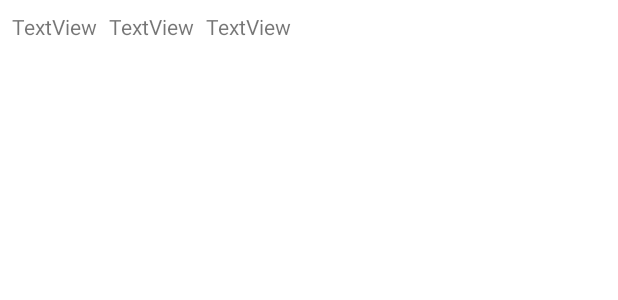
After one commit to JellyRollJunior/sample-code-dump, an Android app: the layout layout_sample_eleven.xml on its own in the app's theme, with its tools: preview values and no code run, on a phone screen of 412 x 824 dp. The commit adds this screen. Shown: the top 300 px of the screen. Run offline under Robolectric (Android 15) with nearby library versions, the phone set to English and light mode, and no system bars.

```diff
--- /dev/null
+++ b/app/src/main/res/layout/layout_sample_eleven.xml
@@ -0,0 +1,37 @@
+<?xml version="1.0" encoding="utf-8"?>
+<androidx.constraintlayout.widget.ConstraintLayout xmlns:android="http://schemas.android.com/apk/res/android"
+    xmlns:app="http://schemas.android.com/apk/res-auto"
+    xmlns:tools="http://schemas.android.com/tools"
+    android:layout_width="match_parent"
+    android:layout_height="match_parent">
+
+    <TextView
+        android:id="@+id/tvLeftSampleEleven"
+        android:layout_width="wrap_content"
+        android:layout_height="wrap_content"
+        android:layout_marginStart="8dp"
+        android:layout_marginTop="8dp"
+        android:text="TextView"
+        app:layout_constraintStart_toStartOf="parent"
+        app:layout_constraintTop_toTopOf="parent" />
+
+    <TextView
+        android:id="@+id/tvMiddleSampleEleven"
+        android:layout_width="wrap_content"
+        android:layout_height="wrap_content"
+        android:layout_marginStart="8dp"
+        android:layout_marginTop="8dp"
+        android:text="TextView"
+        app:layout_constraintStart_toEndOf="@+id/tvLeftSampleEleven"
+        app:layout_constraintTop_toTopOf="parent" />
+
+    <TextView
+        android:id="@+id/tvRightSampleEleven"
+        android:layout_width="wrap_content"
+        android:layout_height="wrap_content"
+        android:layout_marginStart="8dp"
+        android:layout_marginTop="8dp"
+        android:text="TextView"
+        app:layout_constraintStart_toEndOf="@+id/tvMiddleSampleEleven"
+        app:layout_constraintTop_toTopOf="parent" />
+</androidx.constraintlayout.widget.ConstraintLayout>
```
Also changed, not shown: app/src/main/java/com/example/samplecodedump/MainActivity.java (+14 -26 lines), app/src/main/java/com/example/samplecodedump/StringHolder.java (added, +25 -0 lines), app/src/main/java/com/example/samplecodedump/recyclerViewAdapter.java (added, +54 -0 lines), app/src/main/res/layout/activity_main.xml (+9 -0 lines).
